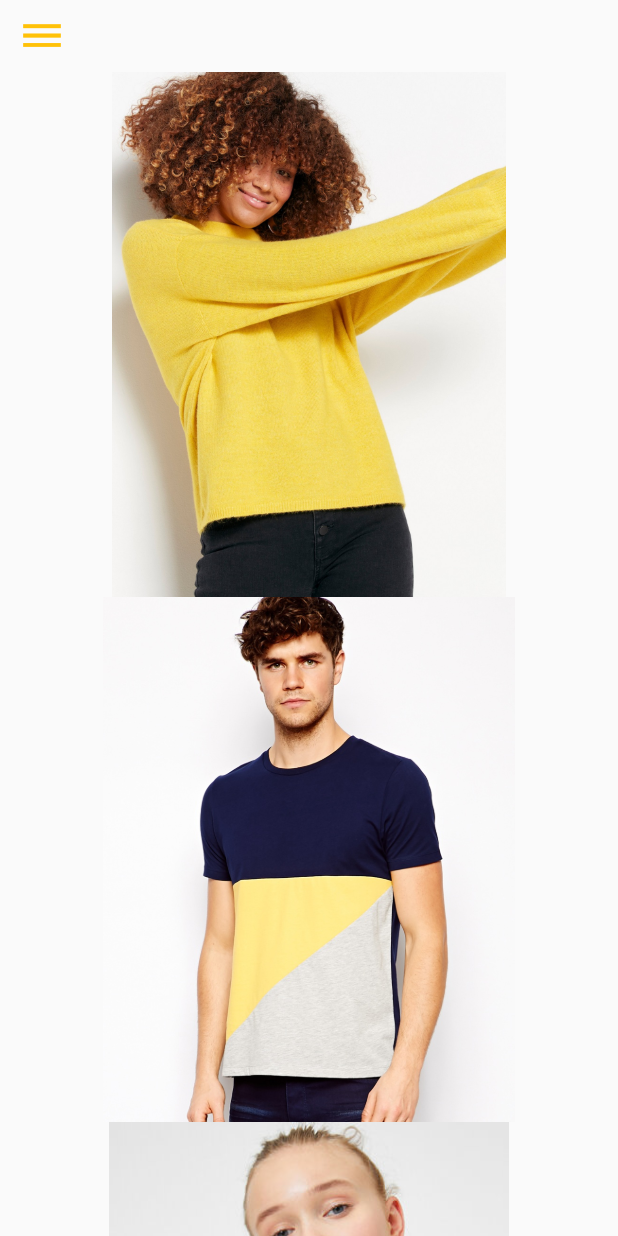
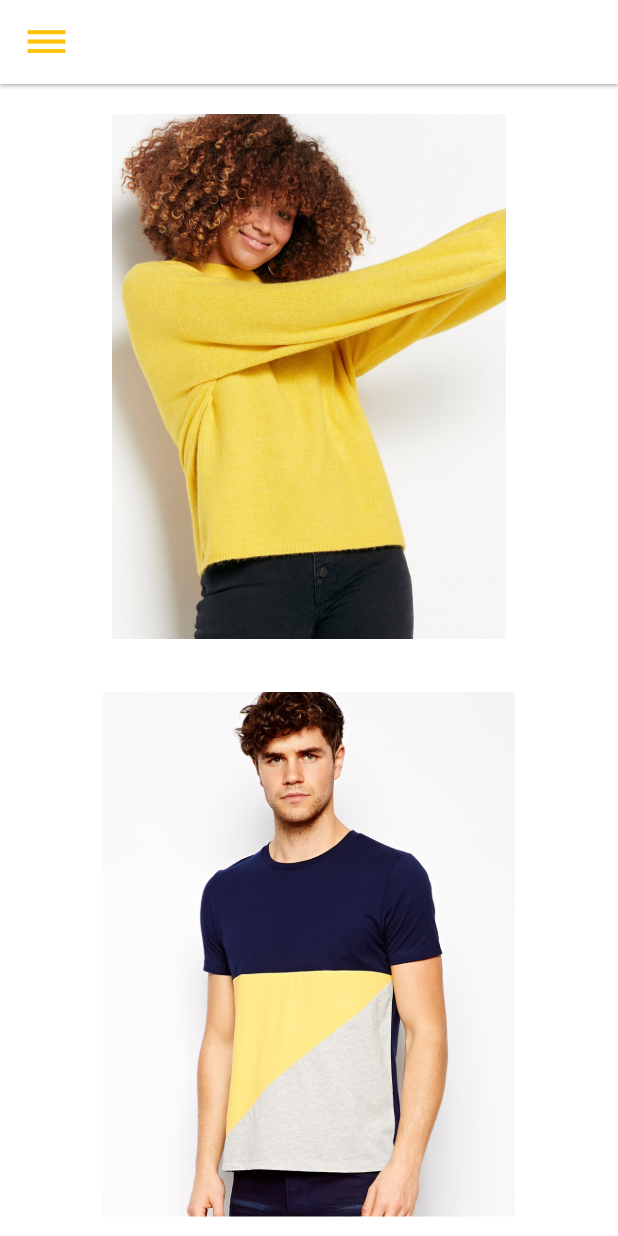
Before and after one commit to mahnoor-rizwan/Online-Store, a Flutter app: the screen it shows after launch, on a phone screen of 412 x 824 dp. Run offline on Flutter 3.47's test engine with Material 2 defaults, Android fonts, the phone set to English and light mode, and no system bars.

Commit message:
Final Version 1.1

```diff
--- a/lib/main.dart
+++ b/lib/main.dart
@@ -10,7 +10,7 @@ void main() {
     ),
     initialRoute: '/home',
     routes: {
-      '/':(context)=> Loading(),
+      //'/':(context)=> Loading(),
       '/home':(context)=> Home(),
       '/product':(context)=> Product(),
 
--- a/lib/screens_store/Home.dart
+++ b/lib/screens_store/Home.dart
@@ -27,36 +27,28 @@ class _HomeState extends State<Home> {
   Widget build(BuildContext context) {
 
     return Scaffold(
-      body: SafeArea(
-          child: Column(
-            children: <Widget>[
-              Align(
-                alignment: Alignment.topLeft,
-                child: FlatButton.icon(
-                  onPressed: (){
-                  },
-                  icon: Icon(Icons.dehaze, color: Colors.amber,size: 30,),
-                  label: Text('    ',
-                  style: TextStyle(fontSize: 20, color: Colors.amber),
+      appBar: AppBar(
+        elevation: 1.0,
+        backgroundColor: Colors.white,
+        title: Icon(Icons.dehaze, color: Colors.amber,size: 30,),
       ),
-                ),
-              ),
-              Expanded(
-                child: ListView.builder(
+      body: ListView.builder(
         scrollDirection: Axis.vertical,
         itemCount: listOfClothes.length,
         itemBuilder: (context, index) {
           return InkWell(
-                      child: LimitedBox(
-                        maxWidth: 350,
-                        maxHeight: 350,
+            child: Container(
+              width: 100,
+              color: Colors.white,
+              child: Padding(
+                padding: const EdgeInsets.only(bottom: 15.0, top: 20),
                 child: ClipRRect(
                   borderRadius: BorderRadius.circular(20),
                   child: Image.asset(
                     listOfClothes[index].imageURL,
                   height:350,
-                          fit: BoxFit.contain,
-                          //width: 200,
+                  //fit: BoxFit.contain,
+                  ),
                 ),
               ),
             ),
@@ -72,10 +64,6 @@ class _HomeState extends State<Home> {
           );
         },
       ),
-              ),
-            ],
-          ),
-      ),
     );
   }
 }
```
Lines whose indentation alone changed are shown as unchanged.
